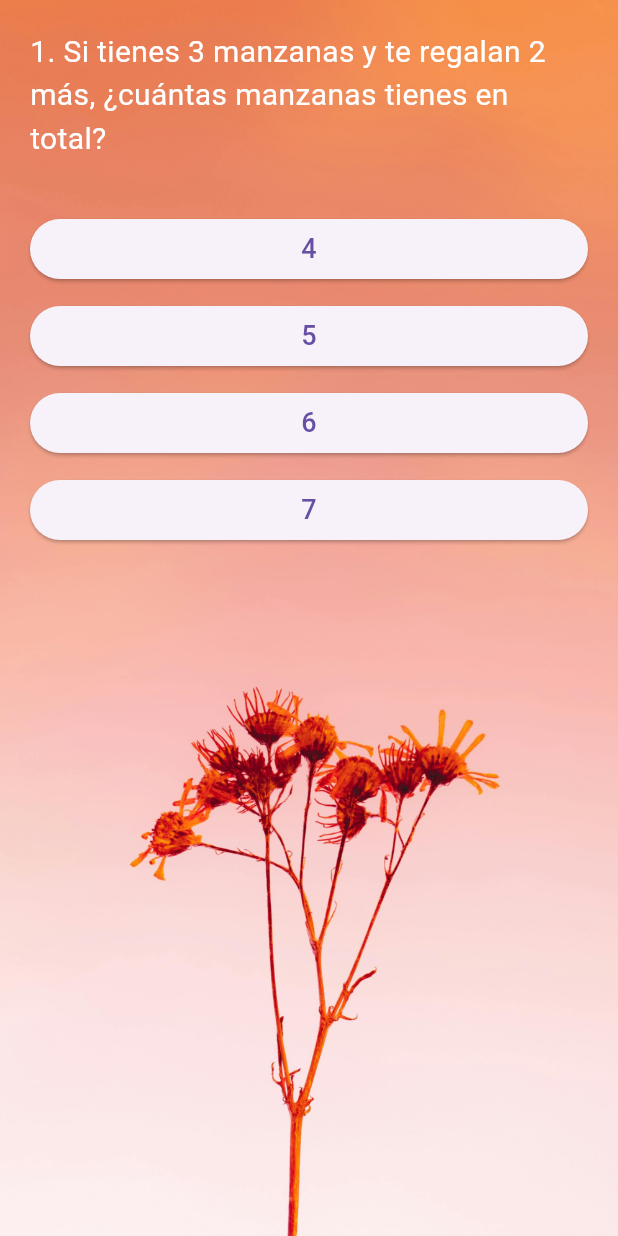
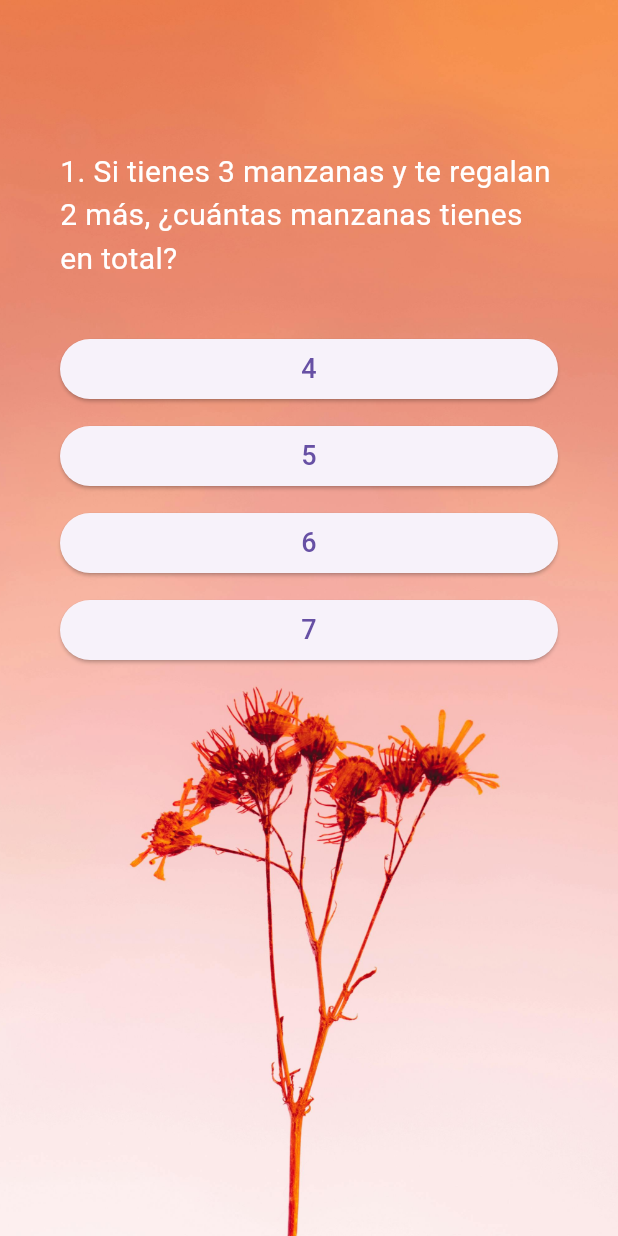
Before and after one commit to Coffee4Dogs/FlutterProject, a Flutter app: the TestSection screen opened directly, on a phone screen of 412 x 824 dp. Run offline on Flutter 3.47's test engine with Material 3 defaults, Android fonts, the phone set to English and light mode, and no system bars.

Commit message:
Add files via upload
TestSection Changes:
- TopPadding was changed to fix an issue while testing in multiple Android Phones.
EdgeInsetsGeometry.only(left: 40, right: 40, top: 100, bottom: 10),

```diff
--- a/lib/Screens/TestSection.dart
+++ b/lib/Screens/TestSection.dart
@@ -98,7 +98,7 @@ class _TestSectionState extends State<TestSection> {
                 mainAxisAlignment: MainAxisAlignment.center,
                 children: [
                   Text("Correctas: $correctas",
-                      style: const TextStyle(fontSize: 24, color: Color.fromARGB(255, 102, 210, 20))),
+                      style: const TextStyle(fontSize: 24, color: Color.fromARGB(255, 95, 189, 23))),
                   Text("Incorrectas: $incorrectas",
                       style: const TextStyle(fontSize: 24, color: Color.fromARGB(255, 244, 54, 54))),
                   const SizedBox(height: 20),
@@ -118,7 +118,9 @@ class _TestSectionState extends State<TestSection> {
             )
           else
             Padding(
-              padding: const EdgeInsets.all(20),
+
+              padding:
+              EdgeInsetsGeometry.only(left: 40, right: 40, top: 100, bottom: 10),
               child: Column(
                 crossAxisAlignment: CrossAxisAlignment.stretch,
                 children: [
```
Also changed, not shown: 1 other file.
